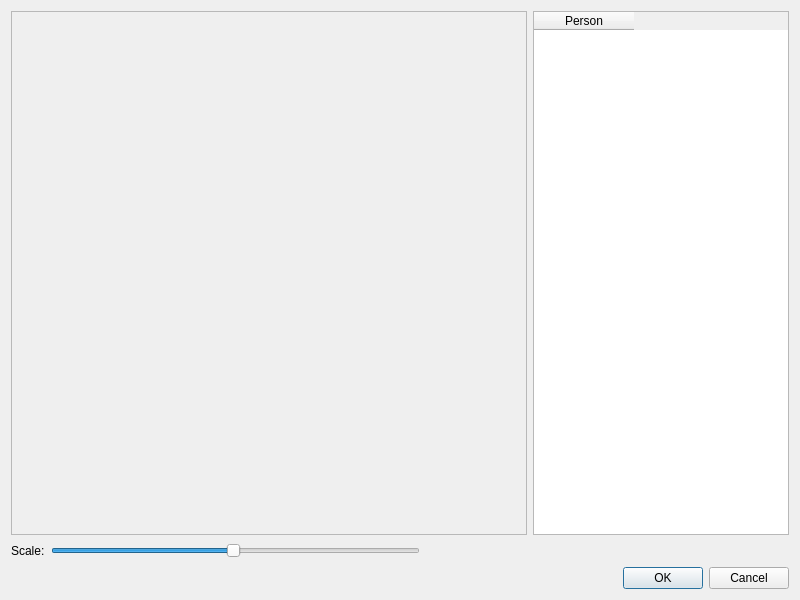
The window that src/gui/desktop/ui/faces_dialog.ui (Kicer86/photobroom) describes before a commit, drawn with Qt 5.
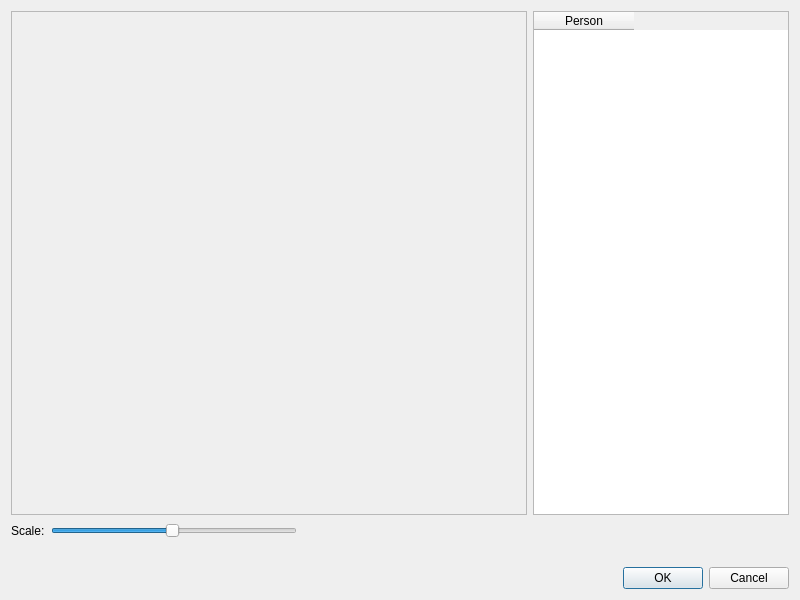
The same window after the commit.

Commit message: adding status label

Diff of the .ui file:
```diff
--- a/src/gui/desktop/ui/faces_dialog.ui
+++ b/src/gui/desktop/ui/faces_dialog.ui
@@ -27,7 +27,7 @@
           <x>0</x>
           <y>0</y>
           <width>520</width>
-          <height>512</height>
+          <height>478</height>
          </rect>
         </property>
         <layout class="QVBoxLayout" name="verticalLayout_2">
@@ -60,7 +60,7 @@
     </layout>
    </item>
    <item>
-    <layout class="QHBoxLayout" name="horizontalLayout_2">
+    <layout class="QHBoxLayout" name="horizontalLayout_2" stretch="0,1,2">
      <item>
       <widget class="QLabel" name="label">
        <property name="text">
@@ -99,6 +99,16 @@
      </item>
     </layout>
    </item>
+   <item>
+    <widget class="QLabel" name="statusLabel">
+     <property name="text">
+      <string/>
+     </property>
+    </widget>
+   </item>
+   <item>
+    <layout class="QHBoxLayout" name="horizontalLayout_3"/>
+   </item>
    <item>
     <widget class="QDialogButtonBox" name="buttonBox">
      <property name="orientation">
```
